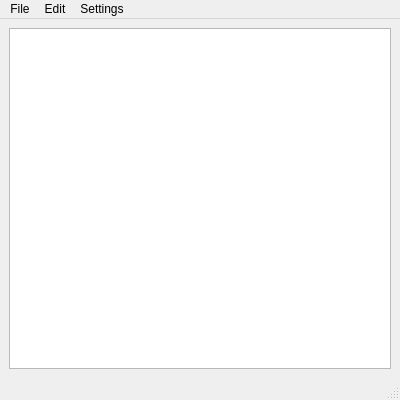
Qt form mainwindow.ui (ymtlab/simple_partslist_editor) before a commit.
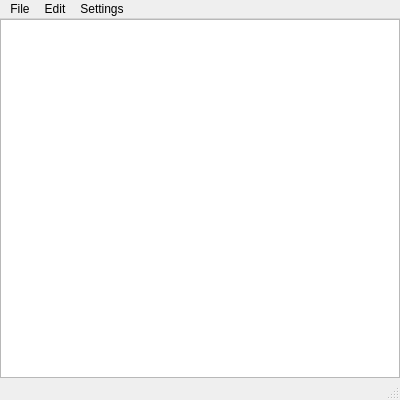
The same form after that commit.

The edit to the form file:
```diff
--- a/mainwindow.ui
+++ b/mainwindow.ui
@@ -15,6 +15,21 @@
   </property>
   <widget class="QWidget" name="centralwidget">
    <layout class="QVBoxLayout" name="verticalLayout">
+    <property name="spacing">
+     <number>0</number>
+    </property>
+    <property name="leftMargin">
+     <number>0</number>
+    </property>
+    <property name="topMargin">
+     <number>0</number>
+    </property>
+    <property name="rightMargin">
+     <number>0</number>
+    </property>
+    <property name="bottomMargin">
+     <number>0</number>
+    </property>
     <item>
      <widget class="QTreeView" name="treeView">
       <property name="alternatingRowColors">
```
Left out of the diff: 26 changed lines with no effect on the pictures.
